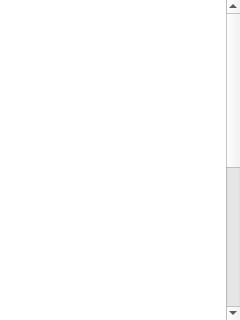
This is haina/codes/beluga/client/moblie/BelugaApp/belugadetail.ui in north0808/haina as Qt 5 draws it before an edit. The edited form follows.
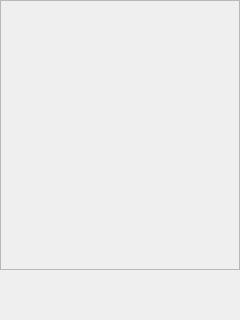
This is the edited form.

The edit to the form file:
```diff
--- a/haina/codes/beluga/client/moblie/BelugaApp/belugadetail.ui
+++ b/haina/codes/beluga/client/moblie/BelugaApp/belugadetail.ui
@@ -13,78 +13,31 @@
   <property name="windowTitle">
    <string>belugadetail</string>
   </property>
-  <widget class="QTableWidget" name="contacttable">
+  <widget class="QScrollArea" name="detailarea">
    <property name="geometry">
     <rect>
      <x>0</x>
      <y>0</y>
      <width>240</width>
-     <height>320</height>
+     <height>270</height>
     </rect>
    </property>
-   <property name="frameShape">
-    <enum>QFrame::NoFrame</enum>
-   </property>
-   <property name="frameShadow">
-    <enum>QFrame::Plain</enum>
-   </property>
-   <property name="lineWidth">
-    <number>0</number>
-   </property>
-   <property name="midLineWidth">
-    <number>0</number>
-   </property>
    <property name="horizontalScrollBarPolicy">
     <enum>Qt::ScrollBarAlwaysOff</enum>
    </property>
-   <property name="showGrid">
+   <property name="widgetResizable">
     <bool>false</bool>
    </property>
-   <property name="gridStyle">
-    <enum>Qt::SolidLine</enum>
-   </property>
-   <property name="cornerButtonEnabled">
-    <bool>false</bool>
-   </property>
-   <property name="rowCount">
-    <number>19</number>
-   </property>
-   <property name="columnCount">
-    <number>2</number>
-   </property>
-   <attribute name="horizontalHeaderVisible">
-    <bool>false</bool>
-   </attribute>
-   <attribute name="horizontalHeaderDefaultSectionSize">
-    <number>100</number>
-   </attribute>
-   <attribute name="horizontalHeaderHighlightSections">
-    <bool>false</bool>
-   </attribute>
-   <attribute name="verticalHeaderVisible">
-    <bool>false</bool>
-   </attribute>
-   <row/>
-   <row/>
-   <row/>
-   <row/>
-   <row/>
-   <row/>
-   <row/>
-   <row/>
-   <row/>
-   <row/>
-   <row/>
-   <row/>
-   <row/>
-   <row/>
-   <row/>
-   <row/>
-   <row/>
-   <row/>
-   <row/>
-   <column/>
-   <column/>
+   <widget class="QWidget" name="scrollAreaWidgetContents">
+    <property name="geometry">
+     <rect>
+      <x>0</x>
+      <y>0</y>
+      <width>238</width>
+      <height>268</height>
+     </rect>
+    </property>
+   </widget>
   </widget>
  </widget>
  <resources/>
```
